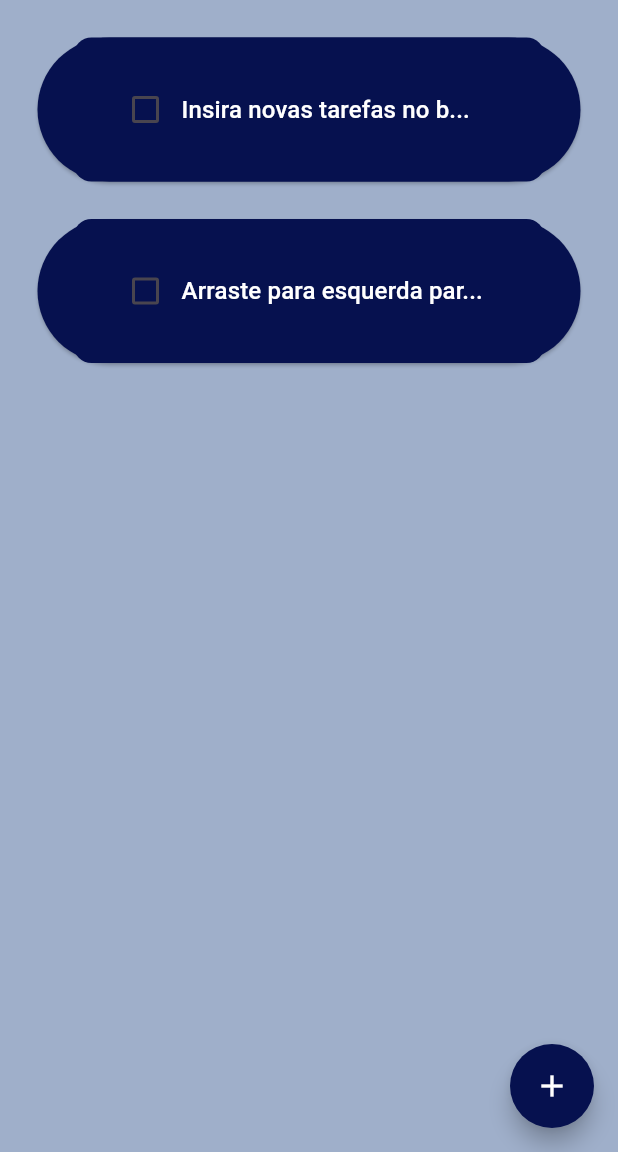
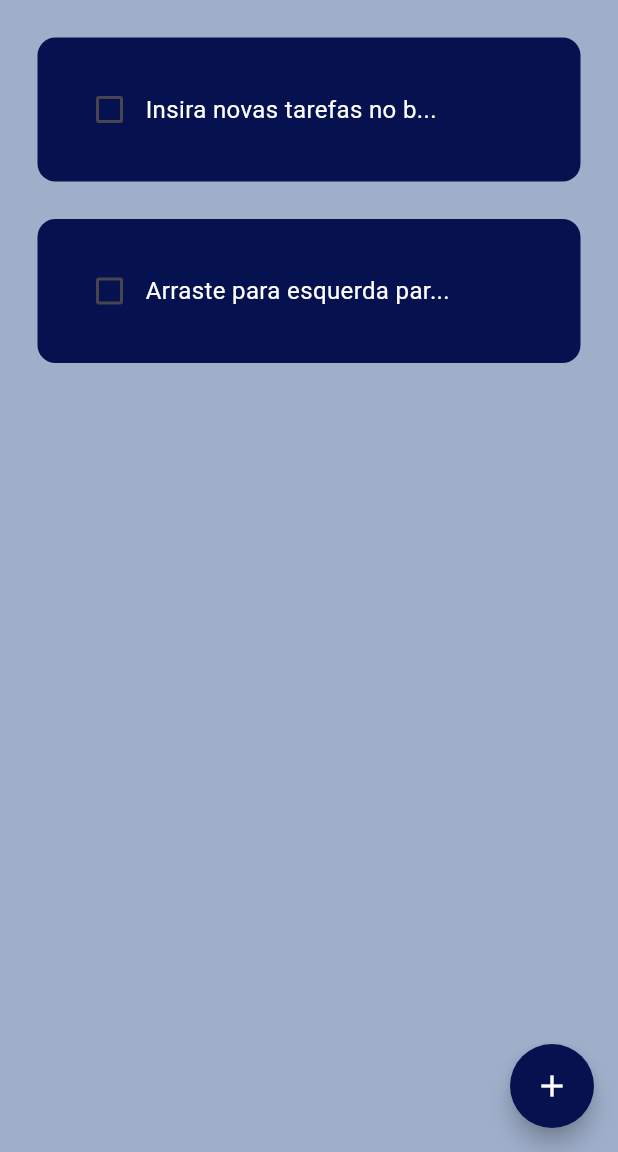
Before and after one commit to KamaNay/Projeto-ToDoList, a Flutter app: the screen it shows after launch, on a phone screen of 412 x 824 dp, the part 84-1236 px from its top. Run offline on Flutter 3.47's test engine with Material 3 defaults, Android fonts, the phone set to English and light mode, and no system bars; drawn by our look-alikes of flutter_slidable; our stand-ins replace hive, hive_flutter; accounts and stored records are empty.

Commit message:
Update todo_tile.dart
mudei a função de clicar na task de ElevatedButton para GestureDetector

```diff
--- a/lib/utilities/todo_tile.dart
+++ b/lib/utilities/todo_tile.dart
@@ -21,13 +21,8 @@ class ToDoTile extends StatelessWidget {
   Widget build(BuildContext context) {
     return Padding(
       padding: const EdgeInsets.only(left: 25.0, right: 25, top: 25),
-      child: ElevatedButton(
-        onPressed: onPressed,
-        style: ElevatedButton.styleFrom(
-          backgroundColor: taskCompleted
-            ? Color.fromARGB(255, 78, 122, 255)
-            : const Color.fromARGB(255, 6, 17, 79),
-        ),
+      child: GestureDetector(
+        onTap: onPressed,
         child: Slidable(
           endActionPane: ActionPane(
             motion: const StretchMotion(),
```
